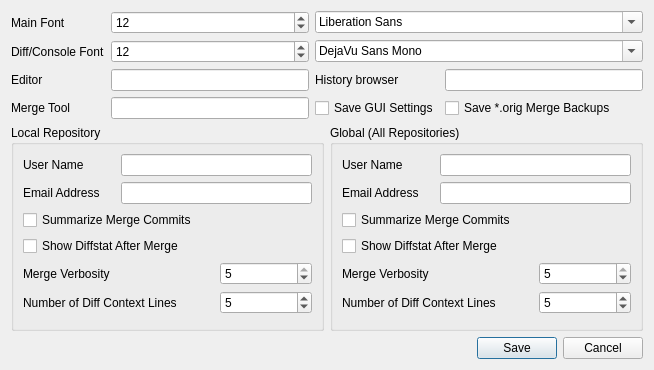
The window that ui/options.ui (davvid/git-cola-debian) describes before a commit, drawn with Qt 5.
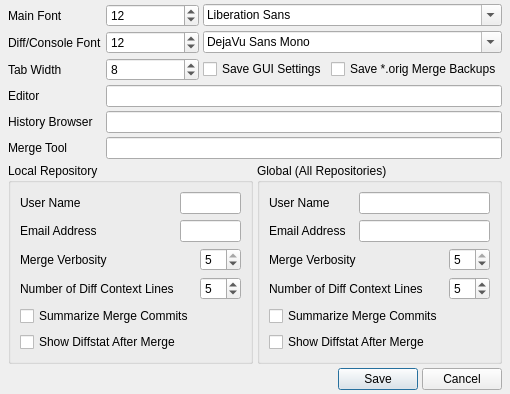
The same window after the commit.

The edit to the form file:
```diff
--- a/ui/options.ui
+++ b/ui/options.ui
@@ -8,16 +8,31 @@
    <rect>
     <x>0</x>
     <y>0</y>
-    <width>654</width>
-    <height>370</height>
+    <width>469</width>
+    <height>384</height>
    </rect>
   </property>
   <property name="windowTitle" >
    <string>Options</string>
   </property>
-  <layout class="QVBoxLayout" name="verticalLayout" >
-   <item>
-    <layout class="QGridLayout" name="gridLayout_2" >
+  <layout class="QGridLayout" name="gridLayout_4" >
+   <property name="leftMargin" >
+    <number>8</number>
+   </property>
+   <property name="topMargin" >
+    <number>4</number>
+   </property>
+   <property name="rightMargin" >
+    <number>8</number>
+   </property>
+   <property name="bottomMargin" >
+    <number>4</number>
+   </property>
+   <property name="spacing" >
+    <number>4</number>
+   </property>
+   <item row="0" column="0" >
+    <layout class="QGridLayout" name="gridLayout" >
      <item row="0" column="0" >
       <widget class="QLabel" name="label_2" >
        <property name="text" >
@@ -25,16 +40,6 @@
        </property>
       </widget>
      </item>
-     <item row="0" column="1" >
-      <widget class="QSpinBox" name="global_cola_fontui_size" >
-       <property name="minimum" >
-        <number>8</number>
-       </property>
-       <property name="value" >
-        <number>12</number>
-       </property>
-      </widget>
-     </item>
      <item row="0" column="2" colspan="2" >
       <widget class="QFontComboBox" name="global_cola_fontui" >
        <property name="currentFont" >
@@ -74,71 +79,111 @@
       </widget>
      </item>
      <item row="2" column="0" >
+      <widget class="QLabel" name="label_14" >
+       <property name="text" >
+        <string>Tab Width</string>
+       </property>
+      </widget>
+     </item>
+     <item row="2" column="1" >
+      <widget class="QSpinBox" name="global_cola_tabwidth" >
+       <property name="wrapping" >
+        <bool>true</bool>
+       </property>
+       <property name="maximum" >
+        <number>42</number>
+       </property>
+       <property name="value" >
+        <number>8</number>
+       </property>
+      </widget>
+     </item>
+     <item row="2" column="2" >
+      <widget class="QCheckBox" name="global_cola_savewindowsettings" >
+       <property name="text" >
+        <string>Save GUI Settings</string>
+       </property>
+      </widget>
+     </item>
+     <item row="2" column="3" >
+      <widget class="QCheckBox" name="global_merge_keepbackup" >
+       <property name="text" >
+        <string>Save *.orig Merge Backups</string>
+       </property>
+      </widget>
+     </item>
+     <item row="3" column="0" >
       <widget class="QLabel" name="label_13" >
        <property name="text" >
         <string>Editor</string>
        </property>
       </widget>
      </item>
-     <item row="2" column="1" >
+     <item row="3" column="1" colspan="3" >
       <widget class="QLineEdit" name="global_gui_editor" >
        <property name="text" >
         <string/>
        </property>
       </widget>
      </item>
-     <item row="2" column="2" >
+     <item row="4" column="0" >
       <widget class="QLabel" name="label_11" >
        <property name="text" >
-        <string>History browser</string>
+        <string>History Browser</string>
        </property>
       </widget>
      </item>
-     <item row="2" column="3" >
+     <item row="4" column="1" colspan="3" >
       <widget class="QLineEdit" name="global_gui_historybrowser" >
        <property name="text" >
         <string/>
        </property>
       </widget>
      </item>
-     <item row="3" column="0" >
+     <item row="5" column="0" >
       <widget class="QLabel" name="label_12" >
        <property name="text" >
         <string>Merge Tool</string>
        </property>
       </widget>
      </item>
-     <item row="3" column="1" >
+     <item row="5" column="1" colspan="3" >
       <widget class="QLineEdit" name="global_merge_tool" >
        <property name="text" >
         <string/>
        </property>
       </widget>
      </item>
-     <item row="3" column="2" >
-      <widget class="QCheckBox" name="global_cola_savewindowsettings" >
-       <property name="text" >
-        <string>Save GUI Settings</string>
+     <item row="0" column="1" >
+      <widget class="QSpinBox" name="global_cola_fontui_size" >
+       <property name="minimum" >
+        <number>8</number>
        </property>
-      </widget>
-     </item>
-     <item row="3" column="3" >
-      <widget class="QCheckBox" name="global_merge_keepbackup" >
-       <property name="text" >
-        <string>Save *.orig Merge Backups</string>
+       <property name="value" >
+        <number>12</number>
        </property>
       </widget>
      </item>
     </layout>
    </item>
-   <item>
-    <layout class="QHBoxLayout" name="horizontalLayout_8" >
+   <item row="1" column="0" >
+    <layout class="QHBoxLayout" name="horizontalLayout" >
+     <property name="spacing" >
+      <number>4</number>
+     </property>
      <item>
       <widget class="QGroupBox" name="local_groupbox" >
        <property name="title" >
         <string>Local Repository</string>
        </property>
-       <layout class="QGridLayout" name="gridLayout" >
+       <layout class="QGridLayout" name="gridLayout_2" >
+        <item row="0" column="0" >
+         <widget class="QLabel" name="label_4" >
+          <property name="text" >
+           <string>User Name</string>
+          </property>
+         </widget>
+        </item>
         <item row="0" column="1" colspan="2" >
          <widget class="QLineEdit" name="local_user_name" />
         </item>
@@ -153,27 +198,13 @@
          <widget class="QLineEdit" name="local_user_email" />
         </item>
         <item row="2" column="0" colspan="2" >
-         <widget class="QCheckBox" name="local_merge_summary" >
-          <property name="text" >
-           <string>Summarize Merge Commits</string>
-          </property>
-         </widget>
-        </item>
-        <item row="3" column="0" colspan="3" >
-         <widget class="QCheckBox" name="local_merge_diffstat" >
-          <property name="text" >
-           <string>Show Diffstat After Merge</string>
-          </property>
-         </widget>
-        </item>
-        <item row="4" column="0" colspan="2" >
          <widget class="QLabel" name="label_6" >
           <property name="text" >
            <string>Merge Verbosity</string>
           </property>
          </widget>
         </item>
-        <item row="4" column="2" >
+        <item row="2" column="2" >
          <widget class="QSpinBox" name="local_merge_verbosity" >
           <property name="minimum" >
            <number>0</number>
@@ -186,14 +217,14 @@
           </property>
          </widget>
         </item>
-        <item row="5" column="0" colspan="2" >
+        <item row="3" column="0" >
          <widget class="QLabel" name="label" >
           <property name="text" >
            <string>Number of Diff Context Lines</string>
           </property>
          </widget>
         </item>
-        <item row="5" column="2" >
+        <item row="3" column="2" >
          <widget class="QSpinBox" name="local_gui_diffcontext" >
           <property name="minimum" >
            <number>2</number>
@@ -203,10 +234,17 @@
           </property>
          </widget>
         </item>
-        <item row="0" column="0" >
-         <widget class="QLabel" name="label_4" >
+        <item row="4" column="0" colspan="2" >
+         <widget class="QCheckBox" name="local_merge_summary" >
           <property name="text" >
-           <string>User Name</string>
+           <string>Summarize Merge Commits</string>
+          </property>
+         </widget>
+        </item>
+        <item row="5" column="0" colspan="2" >
+         <widget class="QCheckBox" name="local_merge_diffstat" >
+          <property name="text" >
+           <string>Show Diffstat After Merge</string>
           </property>
          </widget>
         </item>
@@ -218,7 +256,7 @@
        <property name="title" >
         <string>Global (All Repositories)</string>
        </property>
-       <layout class="QGridLayout" >
+       <layout class="QGridLayout" name="gridLayout_3" >
         <item row="0" column="0" >
          <widget class="QLabel" name="label_7" >
           <property name="text" >
@@ -240,27 +278,13 @@
          <widget class="QLineEdit" name="global_user_email" />
         </item>
         <item row="2" column="0" colspan="2" >
-         <widget class="QCheckBox" name="global_merge_summary" >
-          <property name="text" >
-           <string>Summarize Merge Commits</string>
-          </property>
-         </widget>
-        </item>
-        <item row="3" column="0" colspan="3" >
-         <widget class="QCheckBox" name="global_merge_diffstat" >
-          <property name="text" >
-           <string>Show Diffstat After Merge</string>
-          </property>
-         </widget>
-        </item>
-        <item row="4" column="0" colspan="2" >
          <widget class="QLabel" name="label_10" >
           <property name="text" >
            <string>Merge Verbosity</string>
           </property>
          </widget>
         </item>
-        <item row="4" column="2" >
+        <item row="2" column="2" >
          <widget class="QSpinBox" name="global_merge_verbosity" >
           <property name="minimum" >
            <number>0</number>
@@ -273,14 +297,14 @@
           </property>
          </widget>
         </item>
-        <item row="5" column="0" colspan="2" >
+        <item row="3" column="0" colspan="2" >
          <widget class="QLabel" name="label_9" >
           <property name="text" >
            <string>Number of Diff Context Lines</string>
           </property>
          </widget>
         </item>
-        <item row="5" column="2" >
+        <item row="3" column="2" >
          <widget class="QSpinBox" name="global_gui_diffcontext" >
           <property name="minimum" >
            <number>2</number>
@@ -290,12 +314,26 @@
           </property>
          </widget>
         </item>
+        <item row="4" column="0" colspan="2" >
+         <widget class="QCheckBox" name="global_merge_summary" >
+          <property name="text" >
+           <string>Summarize Merge Commits</string>
+          </property>
+         </widget>
+        </item>
+        <item row="5" column="0" colspan="2" >
+         <widget class="QCheckBox" name="global_merge_diffstat" >
+          <property name="text" >
+           <string>Show Diffstat After Merge</string>
+          </property>
+         </widget>
+        </item>
        </layout>
       </widget>
      </item>
     </layout>
    </item>
-   <item>
+   <item row="2" column="0" >
     <layout class="QHBoxLayout" name="horizontalLayout_9" >
      <item>
       <spacer name="horizontalSpacer" >
```
